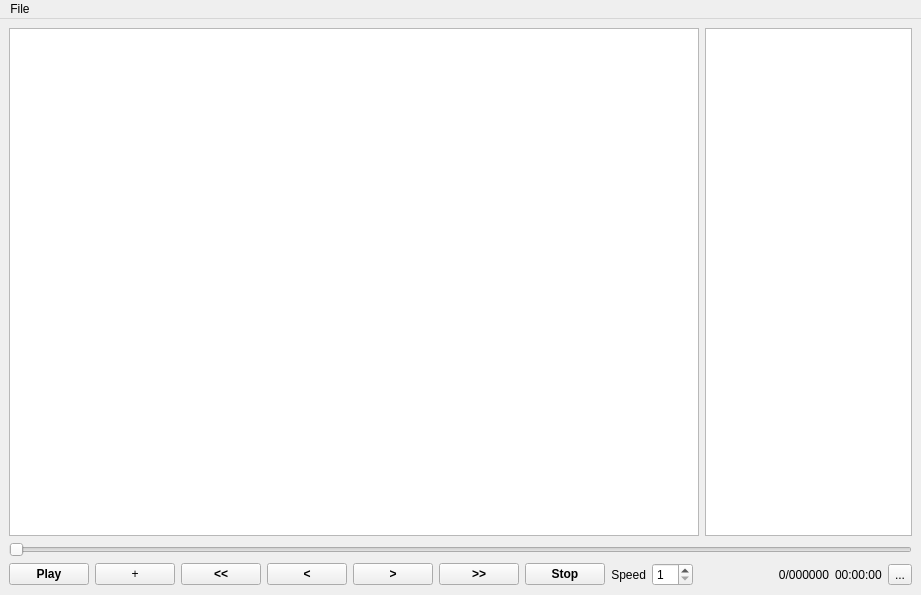
Old version of the form modules/app/mainwindow.ui in the repository smartsenselab/SSAT.
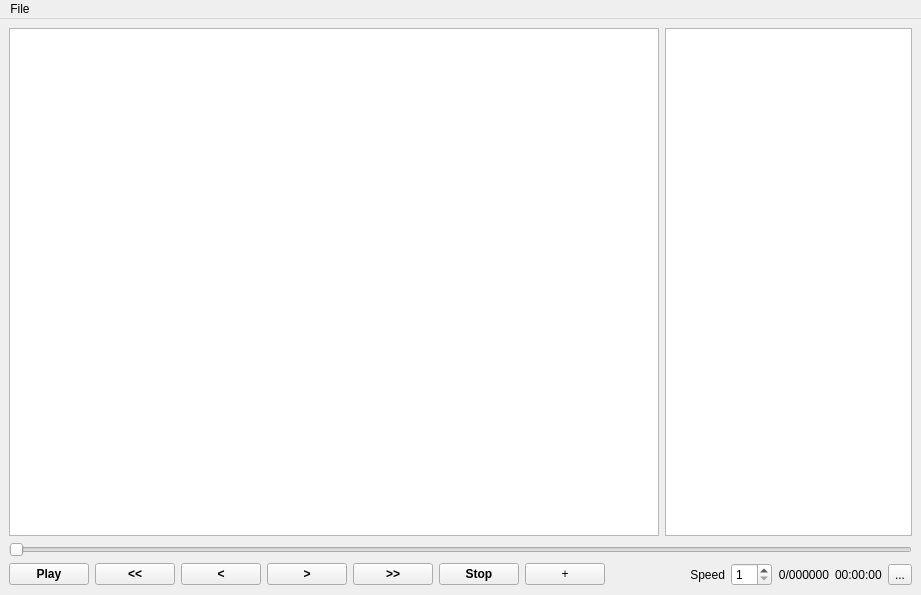
New version of the form. Custom widgets are drawn as their Qt base class.

The edit to the form file:
```diff
--- a/modules/app/mainwindow.ui
+++ b/modules/app/mainwindow.ui
@@ -15,131 +15,7 @@
   </property>
   <widget class="QWidget" name="widget">
    <layout class="QGridLayout" name="gridLayout">
-    <item row="4" column="16">
-     <widget class="QToolButton" name="buttonTool">
-      <property name="text">
-       <string>...</string>
-      </property>
-     </widget>
-    </item>
-    <item row="4" column="15">
-     <widget class="QLabel" name="labelTime">
-      <property name="text">
-       <string>00:00:00</string>
-      </property>
-     </widget>
-    </item>
-    <item row="0" column="11" colspan="6">
-     <widget class="QTableWidget" name="tableWidget"/>
-    </item>
-    <item row="0" column="1" colspan="10">
-     <widget class="QGraphicsView" name="viewFrame"/>
-    </item>
-    <item row="4" column="3">
-     <widget class="QPushButton" name="buttonRewindF">
-      <property name="font">
-       <font>
-        <weight>75</weight>
-        <bold>true</bold>
-       </font>
-      </property>
-      <property name="text">
-       <string>&lt;&lt;</string>
-      </property>
-     </widget>
-    </item>
-    <item row="4" column="4">
-     <widget class="QPushButton" name="buttonRewind">
-      <property name="font">
-       <font>
-        <weight>75</weight>
-        <bold>true</bold>
-       </font>
-      </property>
-      <property name="text">
-       <string>&lt;</string>
-      </property>
-     </widget>
-    </item>
-    <item row="4" column="6">
-     <widget class="QPushButton" name="buttonForwardF">
-      <property name="font">
-       <font>
-        <weight>75</weight>
-        <bold>true</bold>
-       </font>
-      </property>
-      <property name="text">
-       <string>&gt;&gt;</string>
-      </property>
-     </widget>
-    </item>
-    <item row="4" column="8">
-     <widget class="QLabel" name="labelSpeed">
-      <property name="text">
-       <string>Speed</string>
-      </property>
-      <property name="alignment">
-       <set>Qt::AlignRight|Qt::AlignTrailing|Qt::AlignVCenter</set>
-      </property>
-     </widget>
-    </item>
-    <item row="4" column="7">
-     <widget class="QPushButton" name="buttonStop">
-      <property name="font">
-       <font>
-        <weight>75</weight>
-        <bold>true</bold>
-       </font>
-      </property>
-      <property name="text">
-       <string>Stop</string>
-      </property>
-     </widget>
-    </item>
-    <item row="4" column="5">
-     <widget class="QPushButton" name="buttonForward">
-      <property name="font">
-       <font>
-        <weight>75</weight>
-        <bold>true</bold>
-       </font>
-      </property>
-      <property name="text">
-       <string>&gt;</string>
-      </property>
-     </widget>
-    </item>
-    <item row="4" column="1">
-     <widget class="QPushButton" name="buttonPlay">
-      <property name="font">
-       <font>
-        <weight>75</weight>
-        <bold>true</bold>
-       </font>
-      </property>
-      <property name="text">
-       <string>Play</string>
-      </property>
-     </widget>
-    </item>
-    <item row="4" column="9">
-     <widget class="QPowerOfTwoSpinBox" name="spinBoxSpeed">
-      <property name="suffix">
-       <string/>
-      </property>
-      <property name="minimum">
-       <number>1</number>
-      </property>
-      <property name="maximum">
-       <number>64</number>
-      </property>
-      <property name="singleStep">
-       <number>1</number>
-      </property>
-     </widget>
-    </item>
-    <item row="1" column="1" colspan="16">
+    <item row="2" column="1" colspan="17">
      <widget class="QSlider" name="sliderFrame">
       <property name="enabled">
        <bool>false</bool>
@@ -155,20 +31,56 @@
       </property>
      </widget>
     </item>
-    <item row="4" column="14">
-     <widget class="QLabel" name="labelFrameId">
+    <item row="5" column="4">
+     <widget class="QPushButton" name="buttonForward">
+      <property name="font">
+       <font>
+        <weight>75</weight>
+        <bold>true</bold>
+       </font>
+      </property>
       <property name="text">
-       <string>0/000000</string>
+       <string>&gt;</string>
       </property>
-      <property name="textFormat">
-       <enum>Qt::AutoText</enum>
+     </widget>
+    </item>
+    <item row="5" column="1">
+     <widget class="QPushButton" name="buttonPlay">
+      <property name="font">
+       <font>
+        <weight>75</weight>
+        <bold>true</bold>
+       </font>
       </property>
-      <property name="alignment">
-       <set>Qt::AlignRight|Qt::AlignTrailing|Qt::AlignVCenter</set>
+      <property name="text">
+       <string>Play</string>
       </property>
      </widget>
     </item>
-    <item row="4" column="2">
+    <item row="5" column="6">
+     <widget class="QPushButton" name="buttonStop">
+      <property name="font">
+       <font>
+        <weight>75</weight>
+        <bold>true</bold>
+       </font>
+      </property>
+      <property name="text">
+       <string>Stop</string>
+      </property>
+     </widget>
+    </item>
+    <item row="1" column="12" colspan="6">
+     <widget class="QTableWidget" name="tableWidget"/>
+    </item>
+    <item row="5" column="17">
+     <widget class="QToolButton" name="buttonTool">
+      <property name="text">
+       <string>...</string>
+      </property>
+     </widget>
+    </item>
+    <item row="5" column="7">
      <widget class="QPushButton" name="buttonNewBox">
       <property name="text">
        <string>+</string>
@@ -190,6 +102,107 @@
       </property>
      </widget>
     </item>
+    <item row="5" column="15">
+     <widget class="QLabel" name="labelFrameId">
+      <property name="text">
+       <string>0/000000</string>
+      </property>
+      <property name="textFormat">
+       <enum>Qt::AutoText</enum>
+      </property>
+      <property name="alignment">
+       <set>Qt::AlignRight|Qt::AlignTrailing|Qt::AlignVCenter</set>
+      </property>
+     </widget>
+    </item>
+    <item row="5" column="13">
+     <widget class="QLabel" name="labelSpeed">
+      <property name="text">
+       <string>Speed</string>
+      </property>
+      <property name="alignment">
+       <set>Qt::AlignRight|Qt::AlignTrailing|Qt::AlignVCenter</set>
+      </property>
+     </widget>
+    </item>
+    <item row="5" column="16">
+     <widget class="QLabel" name="labelTime">
+      <property name="text">
+       <string>00:00:00</string>
+      </property>
+     </widget>
+    </item>
+    <item row="5" column="14">
+     <widget class="QPowerOfTwoSpinBox" name="spinBoxSpeed">
+      <property name="suffix">
+       <string/>
+      </property>
+      <property name="minimum">
+       <number>1</number>
+      </property>
+      <property name="maximum">
+       <number>64</number>
+      </property>
+      <property name="singleStep">
+       <number>1</number>
+      </property>
+     </widget>
+    </item>
+    <item row="5" column="2">
+     <widget class="QPushButton" name="buttonRewindF">
+      <property name="font">
+       <font>
+        <weight>75</weight>
+        <bold>true</bold>
+       </font>
+      </property>
+      <property name="text">
+       <string>&lt;&lt;</string>
+      </property>
+     </widget>
+    </item>
+    <item row="5" column="3">
+     <widget class="QPushButton" name="buttonRewind">
+      <property name="font">
+       <font>
+        <weight>75</weight>
+        <bold>true</bold>
+       </font>
+      </property>
+      <property name="text">
+       <string>&lt;</string>
+      </property>
+     </widget>
+    </item>
+    <item row="5" column="5">
+     <widget class="QPushButton" name="buttonForwardF">
+      <property name="font">
+       <font>
+        <weight>75</weight>
+        <bold>true</bold>
+       </font>
+      </property>
+      <property name="text">
+       <string>&gt;&gt;</string>
+      </property>
+     </widget>
+    </item>
+    <item row="1" column="1" colspan="11">
+     <widget class="QGraphicsView" name="viewFrame"/>
+    </item>
+    <item row="5" column="8">
+     <spacer name="horizontalSpacer">
+      <property name="orientation">
+       <enum>Qt::Horizontal</enum>
+      </property>
+      <property name="sizeHint" stdset="0">
+       <size>
+        <width>40</width>
+        <height>20</height>
+       </size>
+      </property>
+     </spacer>
+    </item>
    </layout>
   </widget>
   <widget class="QMenuBar" name="menuBar">
@@ -198,7 +211,7 @@
      <x>0</x>
      <y>0</y>
      <width>921</width>
-     <height>20</height>
+     <height>19</height>
     </rect>
    </property>
    <widget class="QMenu" name="menuFile">
```
